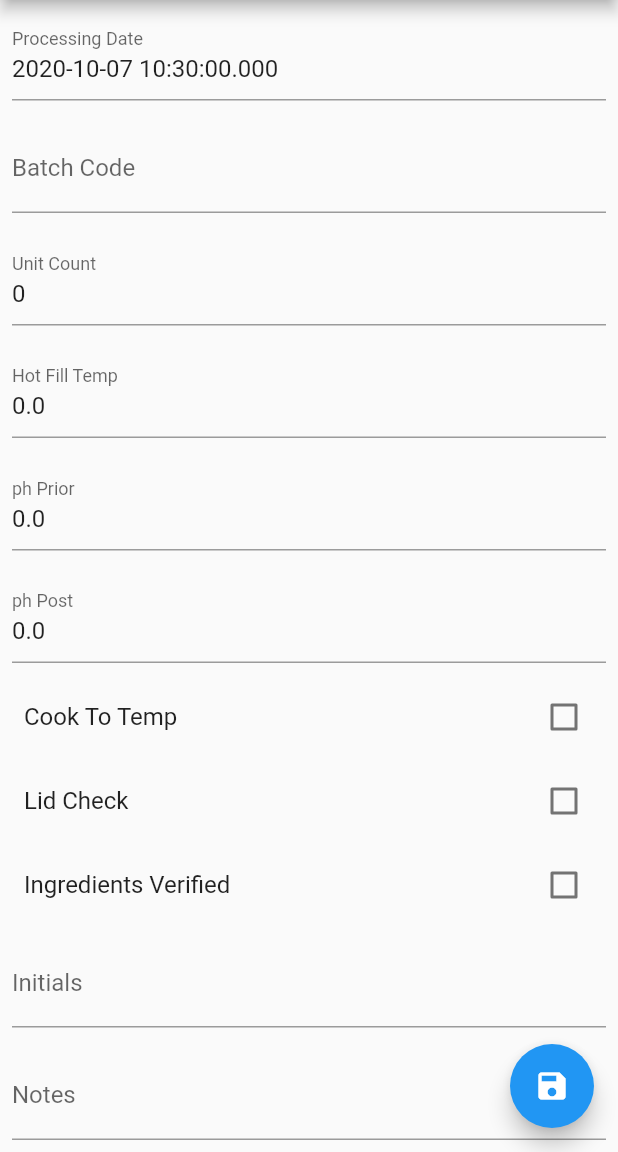
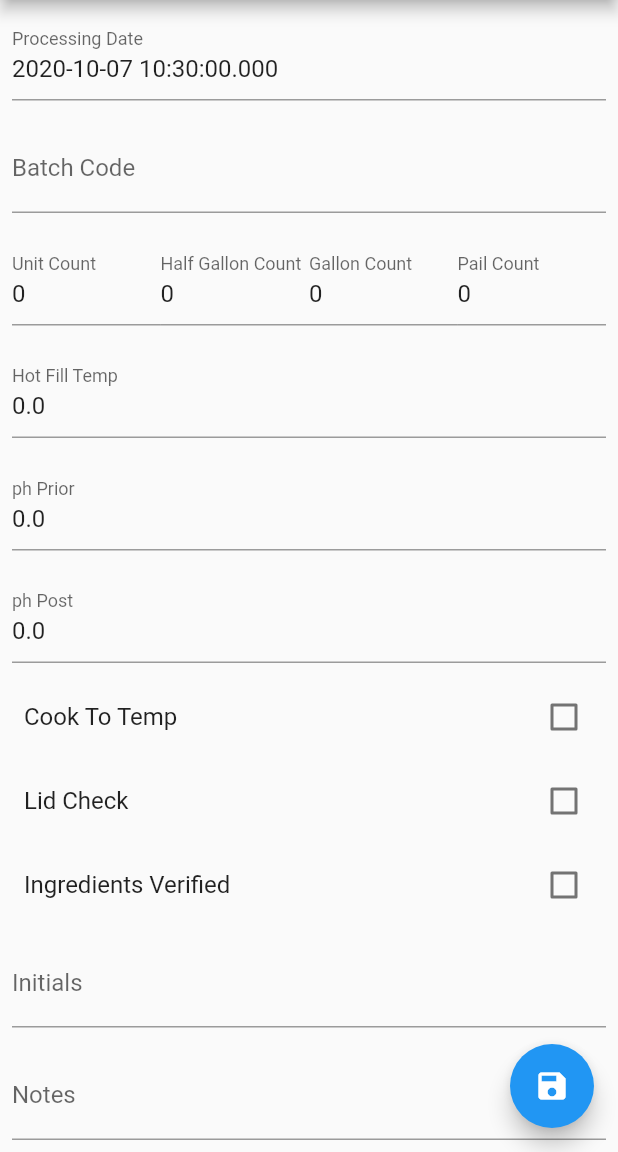
Before and after one commit to simongroom/batcher, a Flutter app: the BatchDetail screen opened directly with empty values, on a phone screen of 412 x 824 dp, the part 84-1236 px from its top. Run offline on Flutter 3.47's test engine with Material 2 defaults, Android fonts, the phone set to English and light mode, and no system bars; our stand-ins replace cloud_firestore, firebase_core; missing offline and left inert: cloud_firestore_web, firebase_core_web; accounts and stored records are empty.

Commit message:
batches: add more unit count options for batches, gallons/pails etc.

```diff
--- a/lib/batch_detail.dart
+++ b/lib/batch_detail.dart
@@ -87,11 +87,14 @@ class _BatchDetailState extends State<BatchDetail> {
                 ),
                 Padding(
                   padding: const EdgeInsets.all(8.0),
+                  child: Row(
+                    children: [
+                      Expanded(
                         child: TextFormField(
                           initialValue: batch.unitCount.toString(),
                           keyboardType: TextInputType.number,
                           onChanged: (val) {
-                      widget.batch.unitCount = int.parse(val);
+                            batch.unitCount = int.parse(val);
                           },
                           decoration: const InputDecoration(
                             labelText: 'Unit Count',
@@ -103,6 +106,66 @@ class _BatchDetailState extends State<BatchDetail> {
                             }
                             return null;
                           },
+                        ),
+                      ),
+                      Expanded(
+                        child: TextFormField(
+                          initialValue: batch.halfGallonCount.toString(),
+                          keyboardType: TextInputType.number,
+                          onChanged: (val) {
+                            batch.halfGallonCount = int.parse(val);
+                          },
+                          decoration: const InputDecoration(
+                            labelText: 'Half Gallon Count',
+                            hintText: 'Half Gallon Count',
+                          ),
+                          validator: (value) {
+                            if (value.isEmpty) {
+                              return 'Please enter the half gallon count';
+                            }
+                            return null;
+                          },
+                        ),
+                      ),
+                      Expanded(
+                        child: TextFormField(
+                          initialValue: batch.gallonCount.toString(),
+                          keyboardType: TextInputType.number,
+                          onChanged: (val) {
+                            batch.gallonCount = int.parse(val);
+                          },
+                          decoration: const InputDecoration(
+                            labelText: 'Gallon Count',
+                            hintText: 'Gallon Count',
+                          ),
+                          validator: (value) {
+                            if (value.isEmpty) {
+                              return 'Please enter the Gallon count';
+                            }
+                            return null;
+                          },
+                        ),
+                      ),
+                      Expanded(
+                        child: TextFormField(
+                          initialValue: batch.pailCount.toString(),
+                          keyboardType: TextInputType.number,
+                          onChanged: (val) {
+                            batch.pailCount = int.parse(val);
+                          },
+                          decoration: const InputDecoration(
+                            labelText: 'Pail Count',
+                            hintText: 'Pail Count',
+                          ),
+                          validator: (value) {
+                            if (value.isEmpty) {
+                              return 'Please enter the Pail count';
+                            }
+                            return null;
+                          },
+                        ),
+                      ),
+                    ],
                   ),
                 ),
                 Padding(
--- a/lib/models/batch.dart
+++ b/lib/models/batch.dart
@@ -11,6 +11,9 @@ class Batch {
   double hotFillTemp;
   bool lidCheck = false;
   int unitCount = 0;
+  int halfGallonCount = 0;
+  int gallonCount = 0;
+  int pailCount = 0;
   double phPrior;
   double phPost;
   String notes;
@@ -28,6 +31,9 @@ class Batch {
     this.hotFillTemp,
     this.lidCheck = false,
     this.unitCount = 0,
+    this.halfGallonCount = 0,
+    this.gallonCount = 0,
+    this.pailCount = 0,
     this.phPrior,
     this.phPost,
     this.notes,
@@ -42,6 +48,9 @@ class Batch {
       batchId: json['batch_id'],
       date: json['date'],
       unitCount: json['unit_count'] ?? 0,
+      halfGallonCount: json['half_gallon_count'] ?? 0,
+      gallonCount: json['gallon_count'] ?? 0,
+      pailCount: json['pail_count'] ?? 0,
       batchCode: json['batch_code'],
       batchNumber: json['batch_number'],
       cookToTemp: json['cook_to_temp'] ?? false,
@@ -61,6 +70,9 @@ class Batch {
       'batch_id': batchId,
       'date': date,
       'unit_count': unitCount,
+      'half_gallon_count': halfGallonCount,
+      'gallon_count': gallonCount,
+      'pail_count': pailCount,
       'batch_code': batchCode,
       'batch_number': batchNumber,
       'cook_to_temp': cookToTemp,
--- a/lib/product_batches.dart
+++ b/lib/product_batches.dart
@@ -87,8 +87,8 @@ class _ProductBatchesState extends State<ProductBatches> {
                       leading: Text(formatTimeStampToDateString(batch.date)),
                       title: Text(
                           "Batch: ${batch.buildBatchCode(product.productCode)}"),
-                      subtitle:
-                          Text("Unit Count: ${batch.unitCount.toString()}"),
+                      subtitle: Text(
+                          "Unit Count: ${batch.unitCount.toString()} | Half Gallon Count: ${batch.halfGallonCount.toString()} | Gallon Count: ${batch.gallonCount.toString()} | Pail Count: ${batch.pailCount.toString()}"),
                       trailing: Icon(
                         Icons.arrow_forward,
                       ),
```
Lines whose indentation alone changed are shown as unchanged.
